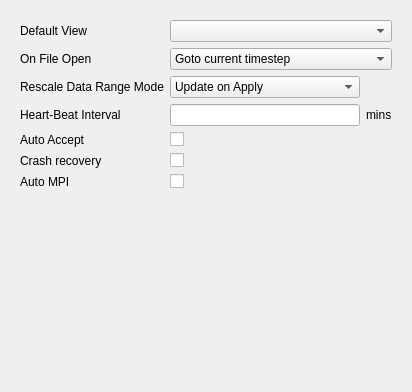
Old version of the form Qt/Components/Resources/UI/pqApplicationOptions.ui in the repository Kitware/ParaView.
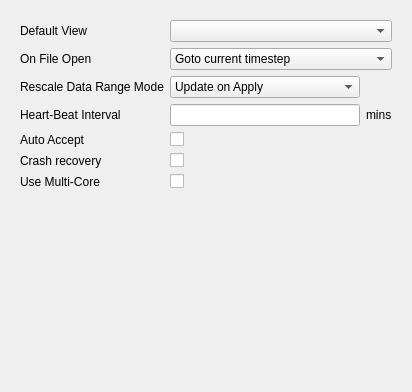
New version of the form. Custom widgets are drawn as their Qt base class.

Commit message: ENH: Cleaning AutoMPI and making it more stable for deployment

What changed in the file:
```diff
--- a/Qt/Components/Resources/UI/pqApplicationOptions.ui
+++ b/Qt/Components/Resources/UI/pqApplicationOptions.ui
@@ -95,7 +95,7 @@
        <item row="6" column="0">
         <widget class="QLabel" name="label_6">
          <property name="text">
-          <string>Auto MPI</string>
+          <string>Use Multi-Core</string>
          </property>
         </widget>
        </item>
```
The commit also changes 5 other files.
